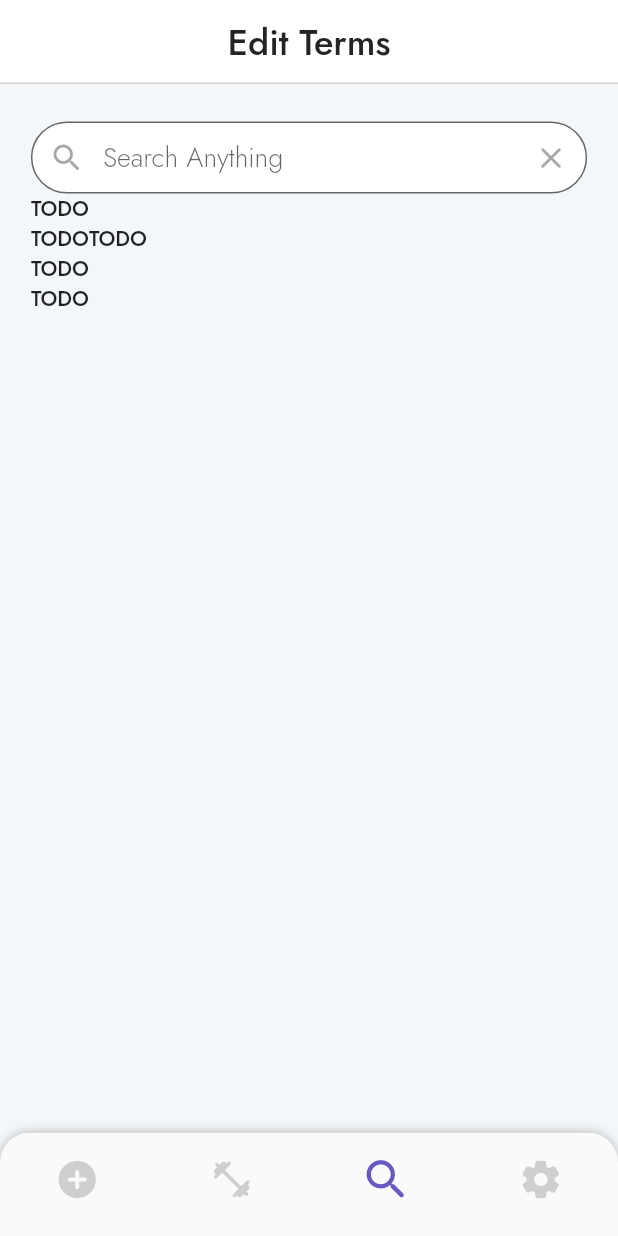
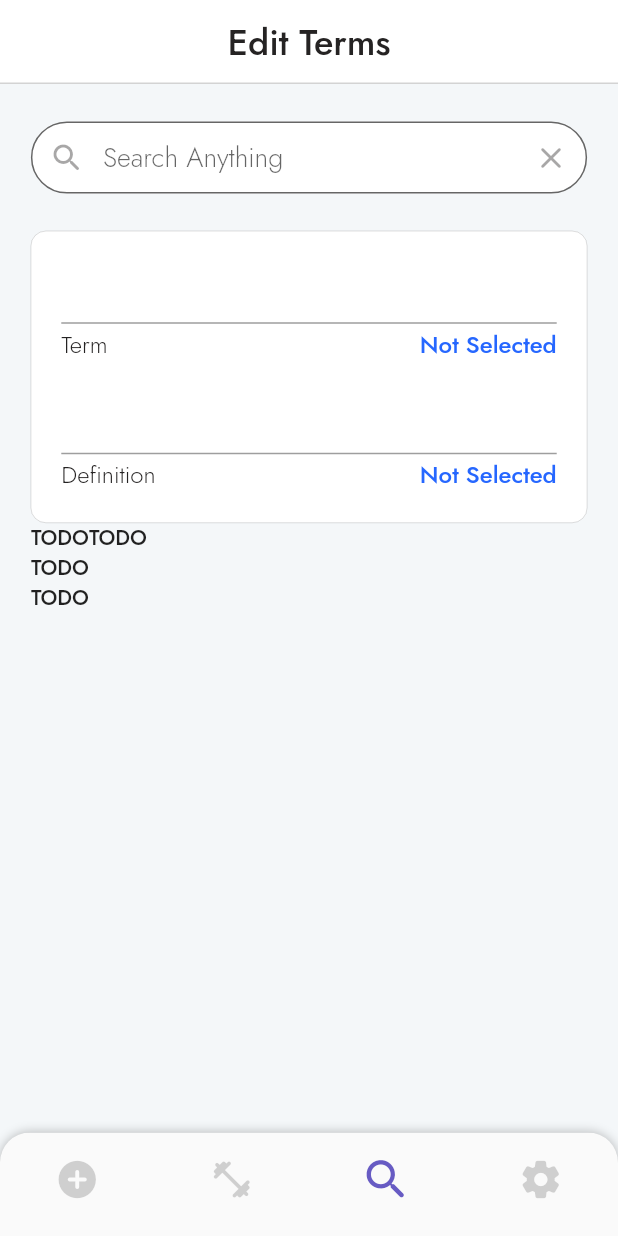
Before and after one commit to ElijahMSmith/Vocabulary-Trainer-App, a Flutter app: the screen it shows after launch, swiped to page 3, on a phone screen of 412 x 824 dp. Run offline on Flutter 3.47's test engine with Material 2 defaults, Android fonts, the phone set to English and light mode, and no system bars; our stand-ins replace flutter_svg, logger.

Commit message:
TextField issue fixes, display card on search page, likely still bugs

```diff
--- a/lib/pages/enter.dart
+++ b/lib/pages/enter.dart
@@ -33,7 +33,7 @@ class _EnterState extends State<Enter> {
   void _handleSubmit() {
     for (var thisTerm in _allTerms) {
       // This logs all the data on the cards correctly too - even though the cards are blank, their data is present
-      logger.i(thisTerm);
+      logger.i(thisTerm.term);
     }
   }
 
@@ -91,7 +91,7 @@ class _EnterState extends State<Enter> {
         data,
         onDelete: _deleteTerm,
         afterUpdate: _notifyStateUpdate,
-        key: Key(data.term.id.toString()),
+        key: ObjectKey(data),
       ),
     );
   }
--- a/lib/pages/search.dart
+++ b/lib/pages/search.dart
@@ -1,4 +1,5 @@
 import 'package:flutter/material.dart';
+import 'package:logger/logger.dart';
 import 'package:vocab_trainer_app/misc/colors.dart';
 import 'package:vocab_trainer_app/models/term.dart';
 import 'package:vocab_trainer_app/widgets/app_bar.dart';
@@ -18,15 +19,31 @@ class Search extends StatefulWidget {
 class _SearchState extends State<Search> {
   Term? currentTerm;
   List<Term> allTerms = [];
+  Logger logger = Logger();
 
   void setTerm(Term selected) {
-    setState(() => currentTerm = selected);
+    logger.d("Setting to $selected");
+    setState(() => currentTerm = selected.clone());
+  }
+
+  void deleteTerm() {
+    // TODO: Delete from database
+    allTerms.remove(currentTerm);
+    setState(() {
+      currentTerm = null;
+    });
   }
 
   @override
   void initState() {
     super.initState();
-    // TODO: Get all words from list and add to allTerms
+    // TODO: Get all words from list and add to allTerms, remove hard-coded list
+    allTerms = [
+      Term.fromExisting(TermItem("Hola", "Spanish"),
+          TermItem("Hello", "English"), DateTime.now(), DateTime.now(), 1),
+      Term.fromExisting(TermItem("Ni", "Chinese"), TermItem("You", "English"),
+          DateTime.now(), DateTime.now(), 1)
+    ];
   }
 
   @override
@@ -43,8 +60,16 @@ class _SearchState extends State<Search> {
               crossAxisAlignment: CrossAxisAlignment.stretch,
               children: [
                 const SizedBox(height: 25),
-                SearchBar(onSubmit: setTerm),
-                DisplayCard(),
+                SearchBar(allTerms, onSubmit: setTerm),
+                const SizedBox(height: 25),
+                DisplayCard(
+                  currentTerm,
+                  key: ObjectKey(currentTerm),
+                  afterUpdate: () {
+                    // Force refresh
+                    setState(() {});
+                  },
+                ),
                 Row(
                   children: [TimeCard(), TimeCard()],
                 ),
--- a/lib/widgets/search/display_card.dart
+++ b/lib/widgets/search/display_card.dart
@@ -1,8 +1,147 @@
 import 'package:flutter/material.dart';
+import 'package:logger/logger.dart';
+import 'package:vocab_trainer_app/misc/colors.dart';
+import 'package:vocab_trainer_app/models/term.dart';
 
-class DisplayCard extends StatelessWidget {
+class DisplayCard extends StatefulWidget {
+  final Term? _data;
+  final void Function() afterUpdate;
+
+  const DisplayCard(this._data, {super.key, required this.afterUpdate});
+
+  @override
+  State<DisplayCard> createState() => _DisplayCardState();
+}
+
+class _DisplayCardState extends State<DisplayCard> {
+  TextEditingController termController = TextEditingController();
+  TextEditingController defController = TextEditingController();
+  int lastTermId = -1;
+  Logger logger = Logger();
+
+  // TODO: This build might be simplified by just building everything empty explicitly (with no controllers and bullshit) if null
+
+  @override
+  void initState() {
+    super.initState();
+    logger.d("Initing controllers with ${widget._data}");
+    termController.text = widget._data?.term.item ?? "";
+    defController.text = widget._data?.definition.item ?? "";
+    lastTermId = widget._data?.id ?? -1;
+
+    // TODO: Editing these fields does change what's in the allTerms list when searching
+    // It shouldn't we should just be editing a clone. Is this a key thing too?
+    termController.addListener(() {
+      widget._data?.term.item = termController.value.text;
+    });
+
+    defController.addListener(() {
+      widget._data?.definition.item = defController.value.text;
+    });
+  }
+
+  @override
+  void dispose() {
+    super.dispose();
+    termController.dispose();
+    defController.dispose();
+  }
+
+  Widget buildInputLine(
+      {required TextEditingController controller,
+      required String label,
+      required String language,
+      required void Function(String) onChangeLanguage}) {
+    return Column(
+      children: [
+        Container(
+          margin: const EdgeInsets.symmetric(vertical: 2.5),
+          child: TextField(
+            controller: controller,
+            decoration: const InputDecoration(
+              border: UnderlineInputBorder(
+                borderSide: BorderSide(color: ThemeColors.black),
+              ),
+            ),
+            style: const TextStyle(
+              color: ThemeColors.black,
+              fontWeight: FontWeight.w500,
+              fontSize: 24,
+            ),
+          ),
+        ),
+        Row(
+          mainAxisAlignment: MainAxisAlignment.spaceBetween,
+          children: [
+            Text(
+              label,
+              style: const TextStyle(
+                color: ThemeColors.black,
+                fontSize: 16,
+                fontWeight: FontWeight.w300,
+              ),
+            ),
+            InkWell(
+              onTap: () {
+                /* TODO: Open language selector and send the result to onChangeLanguage */
+              },
+              child: Text(
+                language,
+                style: const TextStyle(
+                  color: ThemeColors.blue,
+                  fontWeight: FontWeight.w500,
+                  fontSize: 16,
+                ),
+              ),
+            ),
+          ],
+        ),
+      ],
+    );
+  }
+
   @override
   Widget build(BuildContext context) {
-    return const Text("TODO");
+    Term? data = widget._data;
+    logger.d(
+        "${data?.term.item} ${data?.term.language} ${data?.definition.item} ${data?.definition.language}");
+    return Container(
+      decoration: BoxDecoration(
+        borderRadius: BorderRadius.circular(10),
+        border: Border.all(
+          color: ThemeColors.black.withOpacity(.2),
+          width: .5,
+          strokeAlign: BorderSide.strokeAlignCenter,
+        ),
+        color: ThemeColors.primary,
+      ),
+      padding: const EdgeInsets.only(bottom: 20, left: 20, right: 20),
+      child: Column(
+        children: [
+          buildInputLine(
+            controller: termController,
+            label: "Term",
+            language: data?.term.language ?? "Not Selected",
+            onChangeLanguage: (newLanguage) {
+              if (data != null) {
+                data.term.language = newLanguage;
+                widget.afterUpdate();
+              }
+            },
+          ),
+          buildInputLine(
+            controller: defController,
+            label: "Definition",
+            language: data?.definition.language ?? "Not Selected",
+            onChangeLanguage: (newLanguage) {
+              if (data != null) {
+                data.definition.language = newLanguage;
+                widget.afterUpdate();
+              }
+            },
+          ),
+        ],
+      ),
+    );
   }
 }
--- a/lib/widgets/search/search_bar.dart
+++ b/lib/widgets/search/search_bar.dart
@@ -4,16 +4,9 @@ import 'package:vocab_trainer_app/models/term.dart';
 
 class SearchBar extends StatelessWidget {
   final void Function(Term) onSubmit;
+  final List<Term> allOptions;
 
-  // TODO: Get from actual database ONCE and pass in the constructor
-  static final List<Term> allOptions = [
-    Term.fromExisting(TermItem("Hola", "Spanish"), TermItem("Hello", "English"),
-        DateTime.now(), DateTime.now(), 1),
-    Term.fromExisting(TermItem("Bueno(a)", "Spanish"),
-        TermItem("Good", "English"), DateTime.now(), DateTime.now(), 1)
-  ];
-
-  const SearchBar({super.key, required this.onSubmit});
+  const SearchBar(this.allOptions, {super.key, required this.onSubmit});
 
   @override
   Widget build(BuildContext context) {
@@ -56,6 +49,8 @@ class SearchBar extends StatelessWidget {
           hintText: 'Search Anything',
         ),
       ),
+      onSelected: (selectedTerm) => onSubmit(selectedTerm),
+      // TODO: Cleaner options boxes
     );
   }
 }
```
Also changed, not shown: lib/models/term.dart (+12 -19 lines), lib/widgets/enter/term_input_card.dart (+40 -31 lines).
